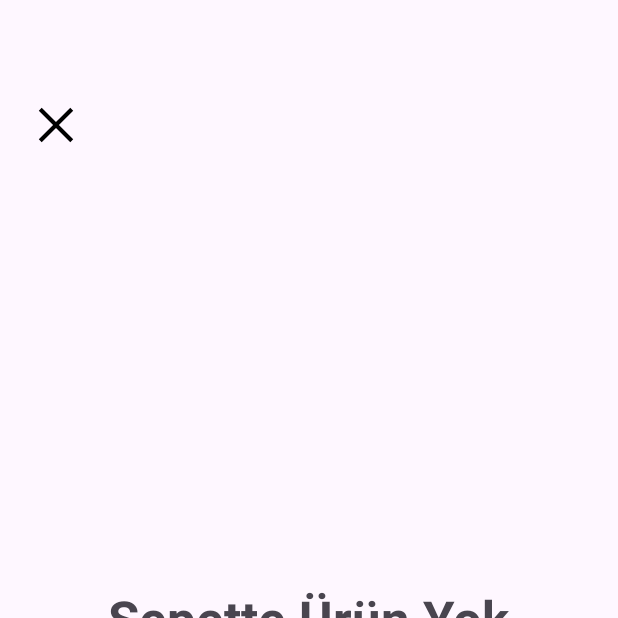
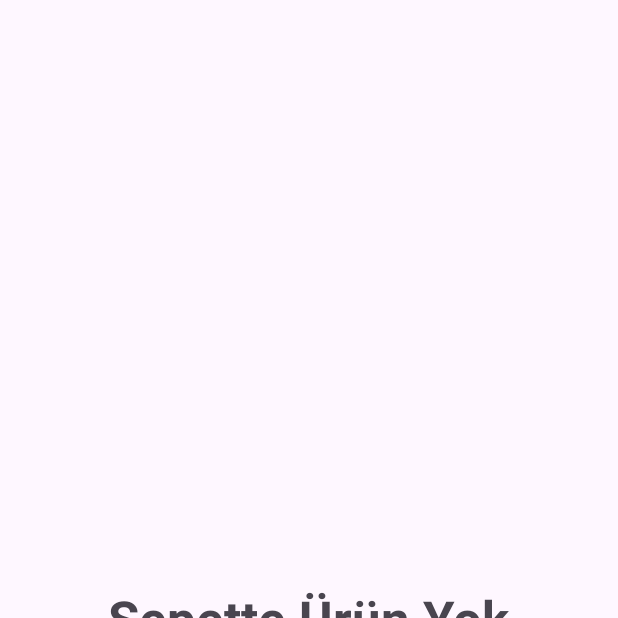
Before and after one commit to AhmetSudeys/Kotlin_Odevler, an Android app: the CartDiscount screen opened through its navigation route, on a phone screen of 412 x 824 dp, the top half of it. Run offline under Robolectric (Android 15) with nearby library versions, the phone set to English and light mode, and no system bars; our stand-ins replace Dagger/Hilt's generated code, data binding, navigation-ui; pictures from the network do not load; Roboto replaces fonts that are not available here; 2 statements that could not run were skipped.

Commit message:
bitirme projesi güncellemesi

```diff
--- a/odevlerim/BitirmeProjesi/NefizzApp/app/src/main/java/com/example/bitirmeprojesi/ui/fragment/CartDiscount.kt
+++ b/odevlerim/BitirmeProjesi/NefizzApp/app/src/main/java/com/example/bitirmeprojesi/ui/fragment/CartDiscount.kt
@@ -31,23 +31,6 @@ class CartDiscount : Fragment() {
     ): View? {
         // Inflate the layout for this fragment
         binding = DataBindingUtil.inflate(inflater, R.layout.fragment_cart_discount,container,false)
-
-
-        binding.buttonDetayClose2.setOnClickListener {
-            Navigation.findNavController(it).popBackStack()
-        }
-
-
-
-
-
-
-
-
-
-
-
-
         return binding.root
     }
 
@@ -85,10 +68,4 @@ class CartDiscount : Fragment() {
         viewModel = tempViewModel
     }
 
-
-
-
-
-
-
 }
--- a/odevlerim/BitirmeProjesi/NefizzApp/app/src/main/res/layout/fragment_cart_discount.xml
+++ b/odevlerim/BitirmeProjesi/NefizzApp/app/src/main/res/layout/fragment_cart_discount.xml
@@ -19,15 +19,6 @@
         tools:context=".ui.fragment.CartDiscount">
 
         <!-- Geri tuşu -->
-        <ImageView
-            android:id="@+id/buttonDetayClose2"
-            android:layout_width="wrap_content"
-            android:layout_height="wrap_content"
-            android:layout_marginStart="16dp"
-            android:layout_marginTop="16dp"
-            android:src="@drawable/close_40dp_000000_fill0_wght400_grad0_opsz40"
-            app:layout_constraintStart_toStartOf="parent"
-            app:layout_constraintTop_toTopOf="parent" />
 
         <!-- Boş sepet bildirimi -->
         <TextView
@@ -50,12 +41,11 @@
             android:id="@+id/recyclerView"
             android:layout_width="match_parent"
             android:layout_height="0dp"
+            android:clipToPadding="false"
             android:paddingBottom="120dp"
-            android:clipToPadding="false"
-            app:layout_constraintTop_toBottomOf="@+id/buttonDetayClose2"
             app:layout_constraintBottom_toTopOf="@+id/cardView"
-            app:layout_constraintStart_toStartOf="parent"
-            app:layout_constraintEnd_toEndOf="parent" />
+            app:layout_constraintEnd_toEndOf="parent"
+            app:layout_constraintStart_toStartOf="parent" />
 
         <!-- Alt kısım: toplam fiyat ve buton -->
         <androidx.cardview.widget.CardView
@@ -107,21 +97,6 @@
                     app:layout_constraintTop_toBottomOf="@id/textAddBacket2" />
 
 
-                <TextView
-                    android:id="@+id/textView2"
-                    android:layout_width="wrap_content"
-                    android:layout_height="wrap_content"
-                    android:textColor="#908787"
-                    android:textSize="14sp"
-                    android:visibility="gone" />
-
-                <TextView
-                    android:id="@+id/textView3"
-                    android:layout_width="wrap_content"
-                    android:layout_height="wrap_content"
-                    android:text="$0"
-                    android:visibility="gone" />
-
             </androidx.constraintlayout.widget.ConstraintLayout>
         </androidx.cardview.widget.CardView>
 
```
